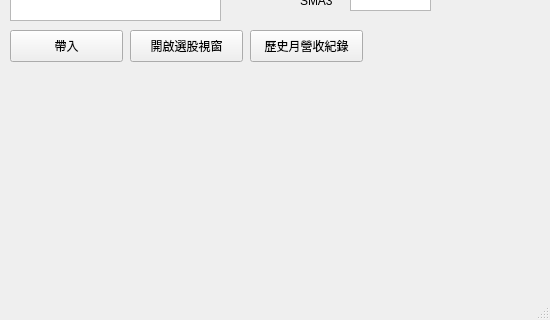
Before: the Qt Designer form UI_main.ui in bjioljlo/StockHistory, drawn with Qt 5; both pictures show x 0 to 550 and y 280 to 600 of the 550 by 600 pixel window.
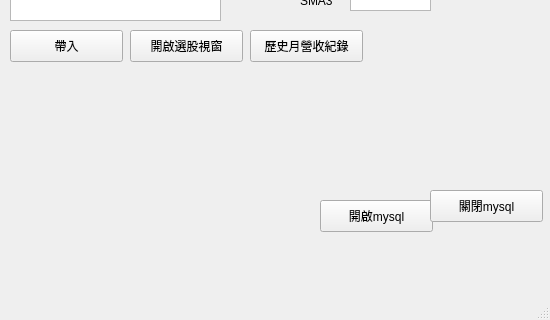
After: the same form once the commit is applied.

Commit message: 新增自動更新所有mysql的股票

```diff
--- a/UI_main.ui
+++ b/UI_main.ui
@@ -440,6 +440,32 @@
      <string>顯示MACD</string>
     </property>
    </widget>
+   <widget class="QPushButton" name="button_runMysql">
+    <property name="geometry">
+     <rect>
+      <x>320</x>
+      <y>480</y>
+      <width>113</width>
+      <height>32</height>
+     </rect>
+    </property>
+    <property name="text">
+     <string>開啟mysql</string>
+    </property>
+   </widget>
+   <widget class="QPushButton" name="button_stopMysql">
+    <property name="geometry">
+     <rect>
+      <x>430</x>
+      <y>470</y>
+      <width>113</width>
+      <height>32</height>
+     </rect>
+    </property>
+    <property name="text">
+     <string>關閉mysql</string>
+    </property>
+   </widget>
   </widget>
   <widget class="QMenuBar" name="menubar">
    <property name="geometry">
```
The commit also changes 3 other files.
